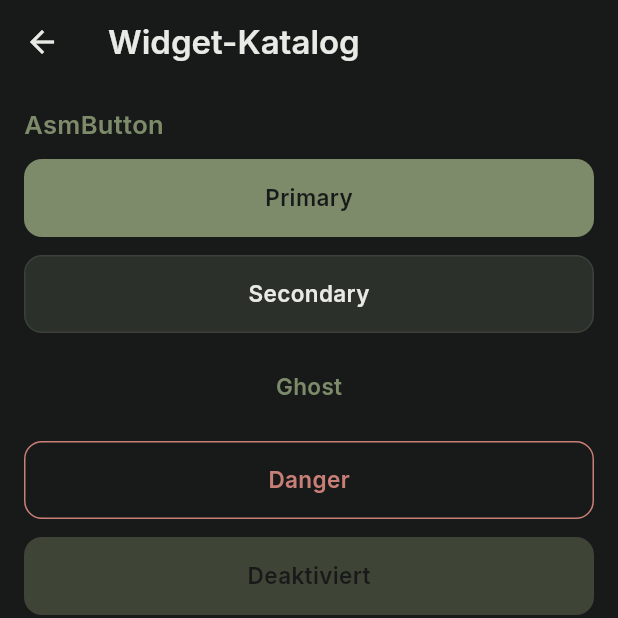
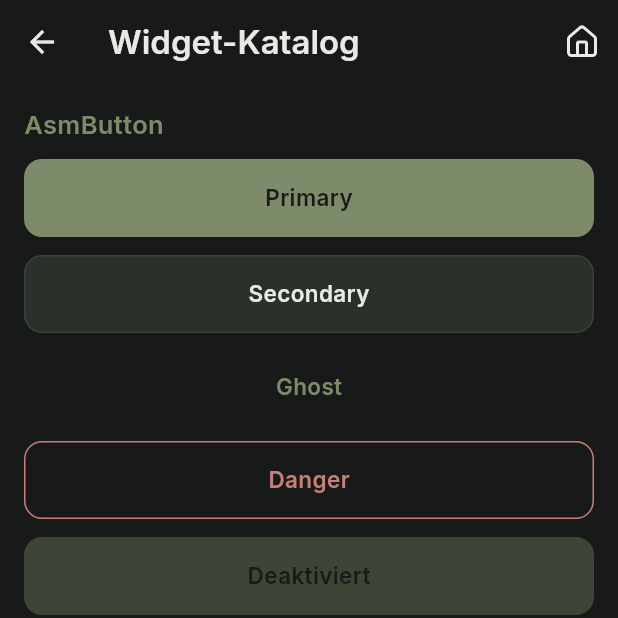
Before and after one commit to lukaswernert2000-coder/asm, a Flutter app: the GalleryScreen screen opened directly, on a phone screen of 412 x 824 dp, the top half of it. Run offline on Flutter 3.47's test engine with Material 3 defaults, Android fonts, the phone set to English and light mode, and no system bars; our stand-ins replace cached_network_image, flutter_riverpod, go_router, lucide_icons_flutter, sentry_flutter, shimmer; statements that could not run were skipped.

Commit message:
fix(router): add way back to the app from the debug widget gallery
Debug builds always open on GalleryScreen (app_router.dart), but the
gallery had no navigation back out: no bottom nav, no link, no pop
target since it's the initial route. Every normal `flutter run` got
stuck there, making the Task 0.6 bottom-nav shell practically
unreachable during manual testing. Found while verifying Task 0.7 on
a real emulator. Test-first fix: a house-icon AppBar action navigates
to AsmRoutes.home. Verified with real taps through all four tabs and
the create full-screen flow.

```diff
--- a/lib/core/widgets/_gallery_screen.dart
+++ b/lib/core/widgets/_gallery_screen.dart
@@ -1,3 +1,4 @@
+import 'package:asm/core/router/routes.dart';
 import 'package:asm/core/theme/asm_colors.dart';
 import 'package:asm/core/theme/asm_spacing.dart';
 import 'package:asm/core/theme/asm_text_styles.dart';
@@ -9,6 +10,7 @@ import 'package:asm/core/widgets/asm_network_image.dart';
 import 'package:asm/core/widgets/asm_skeleton.dart';
 import 'package:asm/core/widgets/asm_text_field.dart';
 import 'package:flutter/material.dart';
+import 'package:go_router/go_router.dart';
 import 'package:lucide_icons_flutter/lucide_icons.dart';
 
 /// Debug-Widget-Katalog. Zeigt alle Kern-Widgets in allen Zustaenden
@@ -19,7 +21,16 @@ class GalleryScreen extends StatelessWidget {
   @override
   Widget build(BuildContext context) {
     return Scaffold(
-      appBar: AppBar(title: const Text('Widget-Katalog')),
+      appBar: AppBar(
+        title: const Text('Widget-Katalog'),
+        actions: [
+          IconButton(
+            icon: const Icon(LucideIcons.house),
+            tooltip: 'Zur App',
+            onPressed: () => context.go(AsmRoutes.home),
+          ),
+        ],
+      ),
       body: ListView(
         padding: const EdgeInsets.all(AsmSpacing.md),
         children: [
```
Also changed, not shown: 2 other files.
